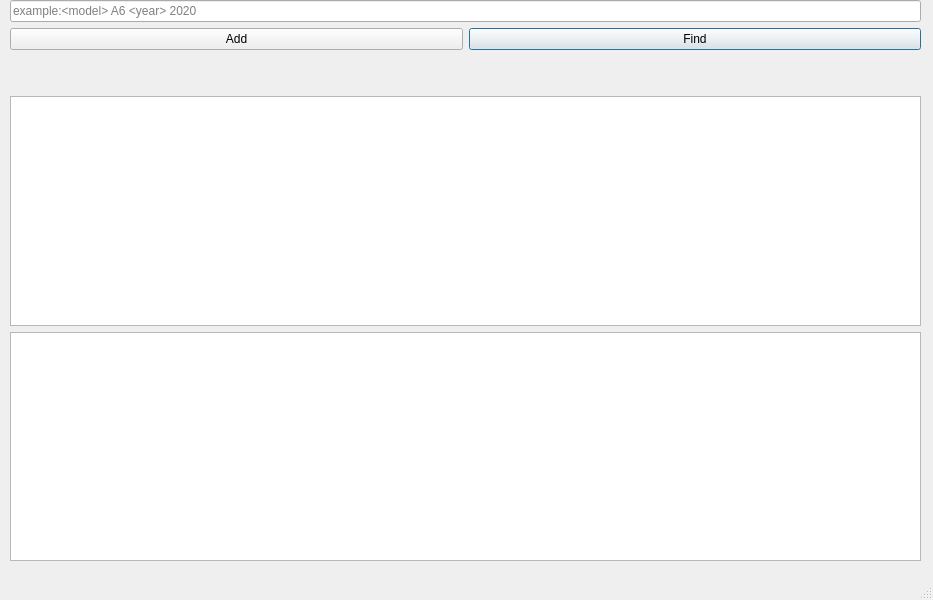
Qt form mainwindow.ui (okirich/CPPlab) before a commit.
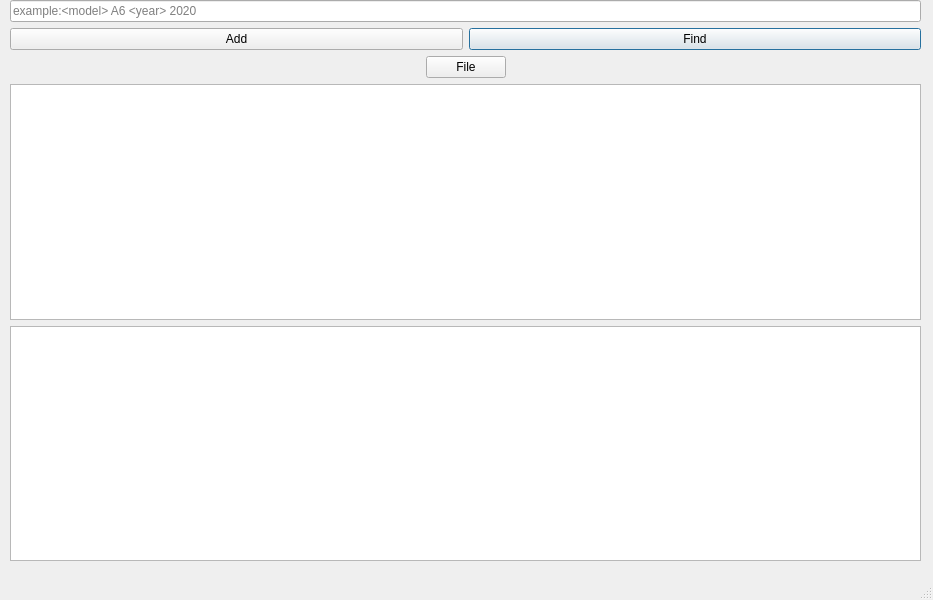
The same form after that commit. Custom widgets are drawn as their Qt base class.

The edit to the form file:
```diff
--- a/mainwindow.ui
+++ b/mainwindow.ui
@@ -29,7 +29,7 @@
      <height>600</height>
     </size>
    </property>
-   <widget class="QWidget" name="">
+   <widget class="QWidget" name="layoutWidget">
     <property name="geometry">
      <rect>
       <x>10</x>
@@ -101,20 +101,41 @@
       </layout>
      </item>
      <item>
-      <spacer name="verticalSpacer">
+      <layout class="QHBoxLayout" name="horizontalLayout_2">
+       <item>
+        <spacer name="horizontalSpacer">
        <property name="orientation">
-        <enum>Qt::Vertical</enum>
-       </property>
-       <property name="sizeType">
-        <enum>QSizePolicy::Minimum</enum>
-       </property>
+          <enum>Qt::Horizontal</enum>
+         </property>
+         <property name="sizeHint" stdset="0">
+          <size>
+           <width>40</width>
+           <height>20</height>
+          </size>
+         </property>
+        </spacer>
+       </item>
+       <item>
+        <widget class="QPushButton" name="File">
+         <property name="text">
+          <string>File</string>
+         </property>
+        </widget>
+       </item>
+       <item>
+        <spacer name="horizontalSpacer_2">
+         <property name="orientation">
+          <enum>Qt::Horizontal</enum>
+         </property>
        <property name="sizeHint" stdset="0">
         <size>
-         <width>20</width>
-         <height>40</height>
+           <width>40</width>
+           <height>20</height>
         </size>
        </property>
       </spacer>
+       </item>
+      </layout>
      </item>
      <item>
       <widget class="QTableWidget" name="tableWidget">
```
Left out of the diff: 2 changed lines with no effect on the pictures. Lines whose indentation alone changed are shown as unchanged.
